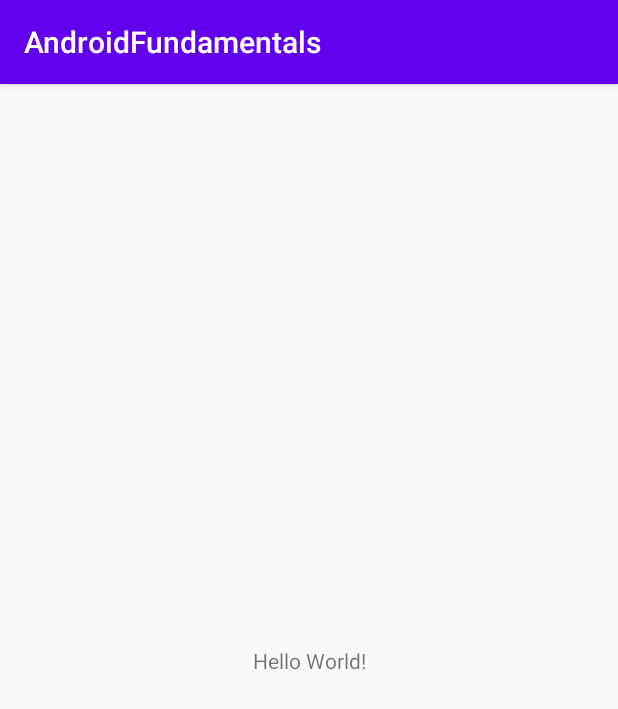
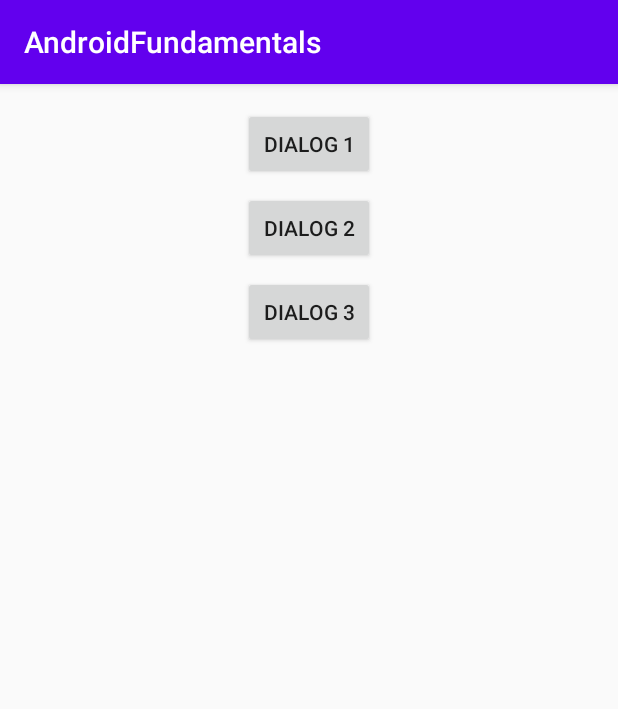
Before and after one commit to vilfrack/AndroidBasic, an Android app: the screen it shows after launch (MainActivity), on a phone screen of 412 x 824 dp. Shown: the top 709 px of the screen. Run offline under Robolectric (Android 15) with nearby library versions, the phone set to English and light mode, and no system bars.

Commit message:
Add alert-dialog

```diff
--- a/app/src/main/java/com/androidfundamentals/MainActivity.kt
+++ b/app/src/main/java/com/androidfundamentals/MainActivity.kt
@@ -1,8 +1,12 @@
 package com.androidfundamentals
 
+import android.content.DialogInterface
 import androidx.appcompat.app.AppCompatActivity
 import android.os.Bundle
 import android.util.Log
+import android.widget.Toast
+import androidx.appcompat.app.AlertDialog
+import kotlinx.android.synthetic.main.activity_main.*
 import java.util.*
 import kotlin.math.log
 
@@ -11,6 +15,56 @@ class MainActivity : AppCompatActivity() {
         super.onCreate(savedInstanceState)
         setContentView(R.layout.activity_main)
 
+        val addContactDialog = AlertDialog.Builder(this)
+            .setTitle("Add contact")
+            .setMessage("Do you want Mr. Poop to you contacts list?")
+            .setIcon(R.drawable.ic_add_contact)
+            .setPositiveButton("Yes") { _, _ ->
+                Toast.makeText(this,"You added Mr. Poop to your contact list", Toast.LENGTH_LONG).show()
+            }
+            .setNegativeButton("No") {_,_ ->
+                Toast.makeText(this,"You didn't Mr. Poop to your contact list", Toast.LENGTH_LONG).show()
+            }.create()
+
+        btnDialogOne.setOnClickListener {
+            addContactDialog.show()
+        }
+
+        val option = arrayOf("First Item", "Second Item", "Third Item")
+        val singleChoiceDialog = AlertDialog.Builder(this)
+            .setTitle("Choose on of these options")
+            .setSingleChoiceItems(option,0) { dialog, i ->
+                Toast.makeText(this,"You clicked on ${option[i]}", Toast.LENGTH_LONG).show()
+            }
+            .setPositiveButton("Accept") { _, _ ->
+                Toast.makeText(this,"You accepted the SingleChoiceDialog", Toast.LENGTH_LONG).show()
+            }
+            .setNegativeButton("No") {_,_ ->
+                Toast.makeText(this,"You decline the SingleChoiceDialog", Toast.LENGTH_LONG).show()
+            }.create()
+
+        btnDialogTwo.setOnClickListener {
+            singleChoiceDialog.show()
+        }
+        val multiChoiceDialog = AlertDialog.Builder(this)
+            .setTitle("Choose on of these options")
+            .setMultiChoiceItems(option, booleanArrayOf(false,false,false)) { _, i, isChecked ->
+                if (isChecked){
+                    Toast.makeText(this, "You checked ${option[i]}", Toast.LENGTH_SHORT).show()
+                }else{
+                    Toast.makeText(this, "You unchecked ${option[i]}", Toast.LENGTH_SHORT).show()
+                }
+            }
+            .setPositiveButton("Accept") { _, _ ->
+                Toast.makeText(this,"You accepted the MultipleChoiceDialog", Toast.LENGTH_LONG).show()
+            }
+            .setNegativeButton("No") {_,_ ->
+                Toast.makeText(this,"You decline the MultipleChoiceDialog", Toast.LENGTH_LONG).show()
+            }.create()
+
+        btnDialogThree.setOnClickListener {
+            multiChoiceDialog.show()
+        }
     }
 
 
--- /dev/null
+++ b/app/src/main/res/drawable-anydpi/ic_add_contact.xml
@@ -0,0 +1,11 @@
+<vector xmlns:android="http://schemas.android.com/apk/res/android"
+    android:width="24dp"
+    android:height="24dp"
+    android:viewportWidth="24"
+    android:viewportHeight="24"
+    android:tint="#000000"
+    android:alpha="0.8">
+  <path
+      android:fillColor="@android:color/white"
+      android:pathData="M15,12c2.21,0 4,-1.79 4,-4s-1.79,-4 -4,-4 -4,1.79 -4,4 1.79,4 4,4zM6,10L6,7L4,7v3L1,10v2h3v3h2v-3h3v-2L6,10zM15,14c-2.67,0 -8,1.34 -8,4v2h16v-2c0,-2.66 -5.33,-4 -8,-4z"/>
+</vector>
--- a/app/src/main/res/layout/activity_main.xml
+++ b/app/src/main/res/layout/activity_main.xml
@@ -6,13 +6,36 @@
     android:layout_height="match_parent"
     tools:context=".MainActivity">
 
-    <TextView
+    <Button
+        android:id="@+id/btnDialogOne"
         android:layout_width="wrap_content"
         android:layout_height="wrap_content"
-        android:text="Hello World!"
-        app:layout_constraintBottom_toBottomOf="parent"
-        app:layout_constraintLeft_toLeftOf="parent"
-        app:layout_constraintRight_toRightOf="parent"
+        android:layout_marginTop="16dp"
+        android:text="DIALOG 1"
+        app:layout_constraintEnd_toEndOf="parent"
+        app:layout_constraintHorizontal_bias="0.5"
+        app:layout_constraintStart_toStartOf="parent"
         app:layout_constraintTop_toTopOf="parent" />
 
+    <Button
+        android:id="@+id/btnDialogTwo"
+        android:layout_width="wrap_content"
+        android:layout_height="wrap_content"
+        android:layout_marginTop="8dp"
+        android:text="DIALOG 2"
+        app:layout_constraintEnd_toEndOf="parent"
+        app:layout_constraintHorizontal_bias="0.501"
+        app:layout_constraintStart_toStartOf="parent"
+        app:layout_constraintTop_toBottomOf="@+id/btnDialogOne" />
+
+    <Button
+        android:id="@+id/btnDialogThree"
+        android:layout_width="wrap_content"
+        android:layout_height="wrap_content"
+        android:layout_marginTop="8dp"
+        android:text="DIALOG 3"
+        app:layout_constraintEnd_toEndOf="parent"
+        app:layout_constraintHorizontal_bias="0.501"
+        app:layout_constraintStart_toStartOf="parent"
+        app:layout_constraintTop_toBottomOf="@+id/btnDialogTwo" />
 </androidx.constraintlayout.widget.ConstraintLayout>
```
Also changed, not shown: app/src/main/res/drawable-hdpi/ic_add_contact.png (added), app/src/main/res/drawable-mdpi/ic_add_contact.png (added), app/src/main/res/drawable-xhdpi/ic_add_contact.png (added), app/src/main/res/drawable-xxhdpi/ic_add_contact.png (added).
